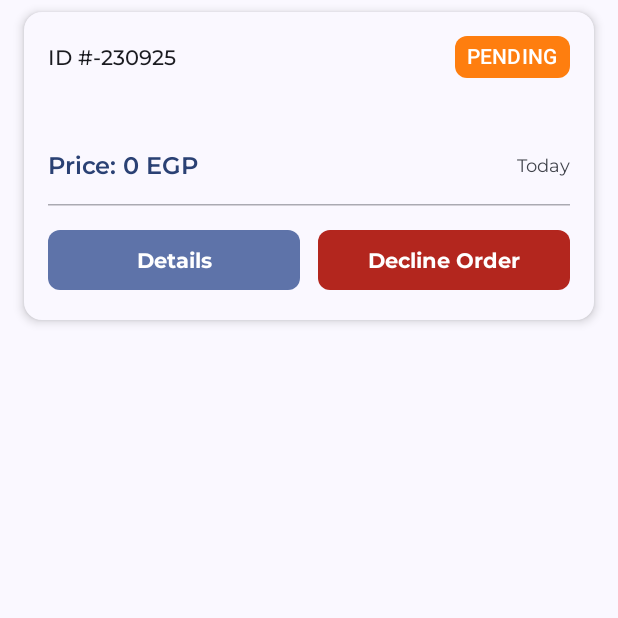
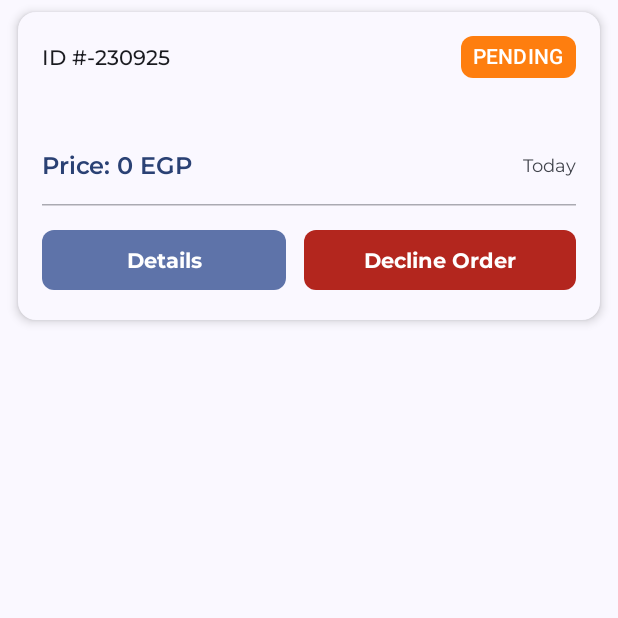
Before and after one commit to ahmedsaad207/Souq-El-Khorda, an Android app built with Jetpack Compose: the composable CompanyOrderCard shown on its own in the app's theme, on a phone screen of 412 x 824 dp, the top half of it. Run offline under Robolectric (Android 15) with nearby library versions, the phone set to English and light mode, and no system bars; Roboto replaces fonts that are not available here; 6 statements that could not run were skipped.

Commit message:
fix(myorders): Adjust padding and button weight in CompanyOrderCard

```diff
--- a/app/src/main/java/com/delighted2wins/souqelkhorda/features/myorders/presentation/component/CompanyOrderCard.kt
+++ b/app/src/main/java/com/delighted2wins/souqelkhorda/features/myorders/presentation/component/CompanyOrderCard.kt
@@ -34,7 +34,7 @@ fun CompanyOrderCard(
     Card(
         modifier = Modifier
             .fillMaxWidth()
-            .padding(horizontal = 16.dp, vertical = 8.dp),
+            .padding(horizontal = 12.dp, vertical = 8.dp),
         shape = RoundedCornerShape(12.dp),
         colors = CardDefaults.cardColors(
             containerColor = MaterialTheme.colorScheme.surface
@@ -123,7 +123,7 @@ fun CompanyOrderCard(
                     Button(
                         onClick = { onDetailsClick(order.orderId, order.userId) },
                         shape = RoundedCornerShape(8.dp),
-                        modifier = Modifier.weight(1f),
+                        modifier = Modifier.weight(0.9f),
                         colors = ButtonDefaults.outlinedButtonColors(
                             containerColor = MaterialTheme.colorScheme.primaryContainer,
                             contentColor = MaterialTheme.colorScheme.onPrimary
```
